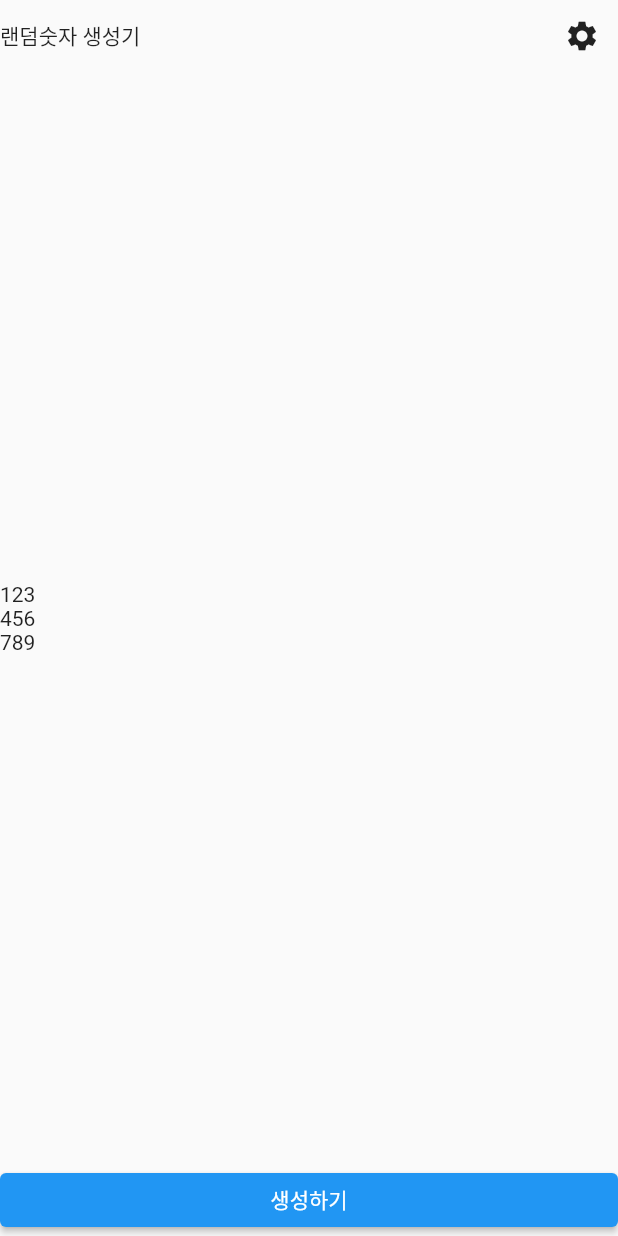
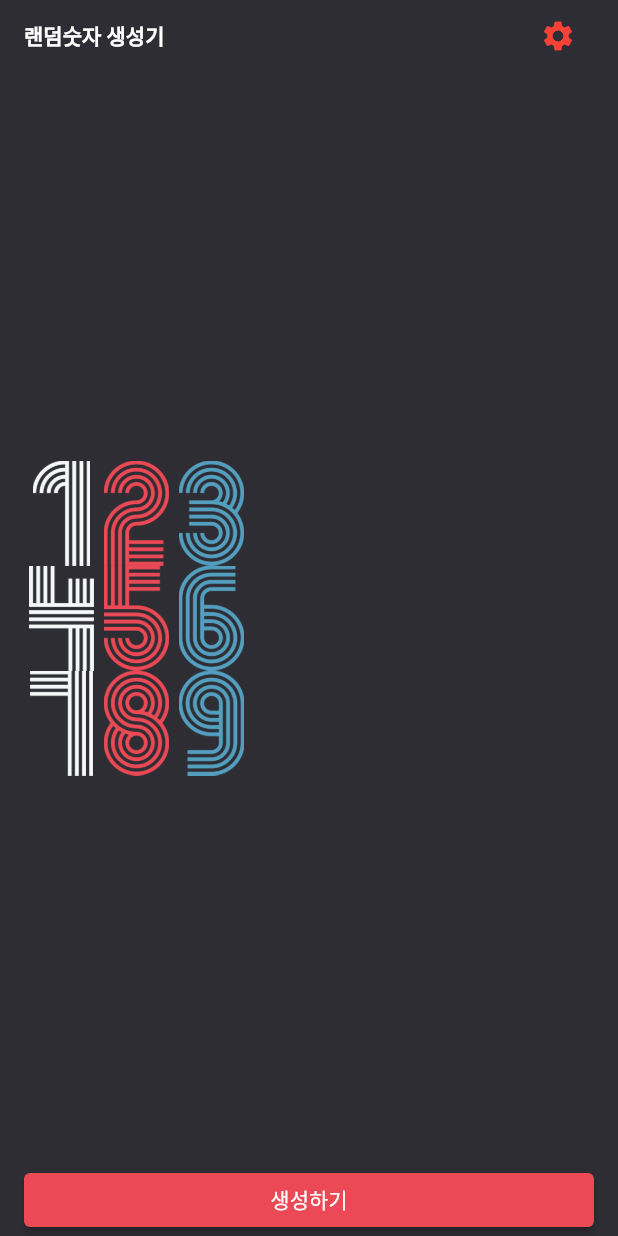
Before and after one commit to leeseongwon95/random_number_generator, a Flutter app: the screen it shows after launch, on a phone screen of 412 x 824 dp. Run offline on Flutter 3.47's test engine with Material 2 defaults, Android fonts, the phone set to English and light mode, and no system bars.

Commit message:
color 수정, map 코드 추가

```diff
--- /dev/null
+++ b/lib/constant/color.dart
@@ -0,0 +1,5 @@
+import 'package:flutter/material.dart';
+
+const Color primary_color = Color(0xFF2D2D33);
+const Color red_color = Color(0xFFEA4955);
+const Color blue_color = Color(0xFF549FBF);
--- a/lib/screen/home_screen.dart
+++ b/lib/screen/home_screen.dart
@@ -1,4 +1,5 @@
 import 'package:flutter/material.dart';
+import 'package:random_number_generator/constant/color.dart';
 
 class HomeScreen extends StatefulWidget {
   const HomeScreen({Key? key}) : super(key: key);
@@ -11,18 +12,30 @@ class _HomeScreenState extends State<HomeScreen> {
   @override
   Widget build(BuildContext context) {
     return Scaffold(
+      backgroundColor: primary_color,
       body: SafeArea(
+        child: Padding(
+          padding: EdgeInsets.symmetric(
+            horizontal: 16.0,
+          ),
           child: Column(
             crossAxisAlignment: CrossAxisAlignment.start,
             children: [
               Row(
                 mainAxisAlignment: MainAxisAlignment.spaceBetween,
                 children: [
-                Text('랜덤숫자 생성기'),
+                  Text(
+                    '랜덤숫자 생성기',
+                    style: TextStyle(
+                      color: Colors.white,
+                      fontWeight: FontWeight.w700,
+                    ),
+                  ),
                   IconButton(
                     onPressed: () {},
                     icon: Icon(
                       Icons.settings,
+                      color: Colors.red,
                     ),
                   )
                 ],
@@ -31,15 +44,33 @@ class _HomeScreenState extends State<HomeScreen> {
                 child: Column(
                     mainAxisAlignment: MainAxisAlignment.center,
                     children: [
-                  Text('123'),
-                  Text('456'),
-                  Text('789'),
-                ],
+                      123,
+                      456,
+                      789,
+                    ]
+                        .map(
+                          (x) => Row(
+                            children: x
+                                .toString()
+                                .split('')
+                                .map(
+                                  (y) => Image.asset(
+                                    'asset/img/$y.png',
+                                    height: 70.0,
+                                    width: 50.0,
                                   ),
+                                )
+                                .toList(),
+                          ),
+                        )
+                        .toList()),
               ),
               SizedBox(
                 width: double.infinity,
                 child: ElevatedButton(
+                  style: ElevatedButton.styleFrom(
+                    primary: red_color,
+                  ),
                   onPressed: () {},
                   child: Text('생성하기'),
                 ),
@@ -47,6 +78,7 @@ class _HomeScreenState extends State<HomeScreen> {
             ],
           ),
         ),
+      ),
     );
   }
 }
```
Lines whose indentation alone changed are shown as unchanged.
